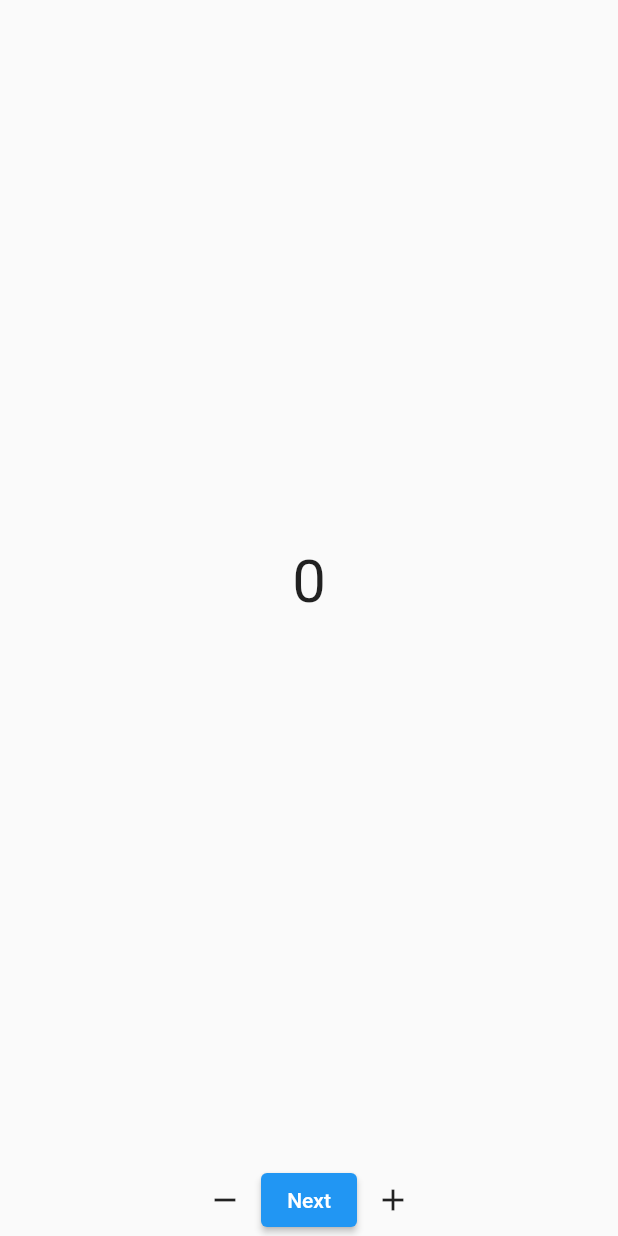
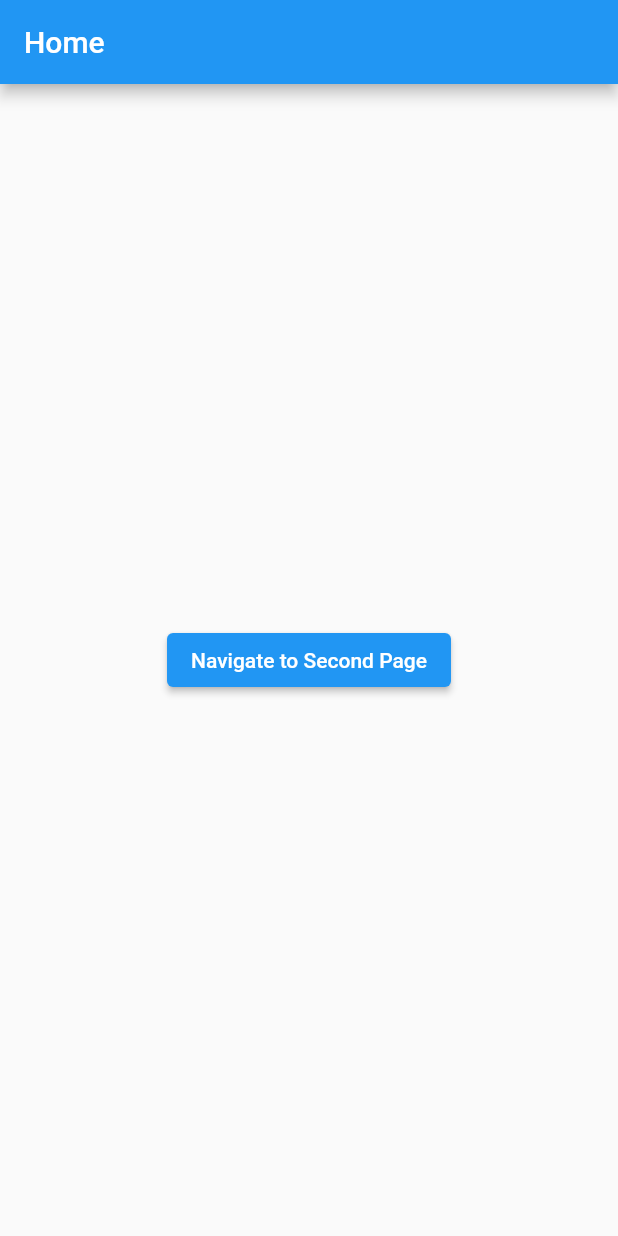
Before and after one commit to viniciusoliverrs/flutter-playground, a Flutter app: the HomePage screen opened directly, on a phone screen of 412 x 824 dp. Run offline on Flutter 3.47's test engine with Material 2 defaults, Android fonts, the phone set to English and light mode, and no system bars; our stand-ins replace flutter_bloc, flutter_modular; missing offline and left inert: qr_code_scanner.

Commit message:
Exemplo com rotas usando modular

```diff
--- /dev/null
+++ b/lib/src/examples/modular/app_widget.dart
@@ -0,0 +1,16 @@
+import 'package:flutter/material.dart';
+import 'package:flutter_modular/flutter_modular.dart';
+
+class AppWidget extends StatelessWidget {
+  const AppWidget({Key? key}) : super(key: key);
+
+  @override
+  Widget build(BuildContext context) {
+    return MaterialApp.router(
+      title: 'Modular App',
+      theme: ThemeData(primarySwatch: Colors.blue),
+      routeInformationParser: Modular.routeInformationParser,
+      routerDelegate: Modular.routerDelegate,
+    );
+  }
+}
--- /dev/null
+++ b/lib/src/examples/modular/home_page.dart
@@ -0,0 +1,21 @@
+import 'package:flutter/material.dart';
+import 'package:flutter_modular/flutter_modular.dart';
+
+class HomePage extends StatelessWidget {
+  const HomePage({Key? key}) : super(key: key);
+
+  @override
+  Widget build(BuildContext context) {
+    return Scaffold(
+      appBar: AppBar(
+        title: const Text('Home'),
+      ),
+      body: Center(
+        child: ElevatedButton(
+          onPressed: () => Modular.to.navigate('/second'),
+          child: const Text('Navigate to Second Page'),
+        ),
+      ),
+    );
+  }
+}
--- /dev/null
+++ b/lib/src/examples/modular/second_page.dart
@@ -0,0 +1,16 @@
+import 'package:flutter/material.dart';
+import 'package:flutter_modular/flutter_modular.dart';
+
+class SecondPage extends StatelessWidget {
+  const SecondPage({Key? key}) : super(key: key);
+
+  @override
+  Widget build(BuildContext context) {
+    return Center(
+      child: ElevatedButton(
+        onPressed: () => Modular.to.navigate('/'),
+        child: const Text('Back to Home'),
+      ),
+    );
+  }
+}
--- a/pubspec.yaml
+++ b/pubspec.yaml
@@ -37,6 +37,7 @@ dependencies:
   provider: ^6.0.3
   flutter_bloc:
   qr_code_scanner: ^1.0.0
+  flutter_modular: ^5.0.3
 dev_dependencies:
   flutter_test:
     sdk: flutter
```
Also changed, not shown: lib/main.dart (+11 -3 lines), lib/src/examples/modular/app_module.dart (added, +15 -0 lines), lib/src/examples/bloc/app_view.dart (renamed from lib/src/examples/bloc_example/app_view.dart), lib/src/examples/bloc/bloc_app.dart (renamed from lib/src/examples/bloc_example/bloc_app.dart), lib/src/examples/bloc/counter_view.dart (renamed from lib/src/examples/bloc_example/counter_view.dart), lib/src/examples/bloc/theme_cubit.dart (renamed from lib/src/examples/bloc_example/theme_cubit.dart), lib/src/examples/provider/pages/display_page.dart (renamed from lib/src/examples/provider_example/pages/display_page.dart), lib/src/examples/provider/pages/home_page.dart (renamed from lib/src/examples/provider_example/pages/home_page.dart), lib/src/examples/provider/provider_app.dart (renamed from lib/src/examples/provider_example/provider_app.dart), lib/src/examples/provider/providers/counter_provider.dart (renamed from lib/src/examples/provider_example/providers/counter_provider.dart), lib/src/examples/qrcode_reader/qrcode_view.dart (renamed from lib/src/examples/qrcode_reader/qrcode.dart), pubspec.lock.
